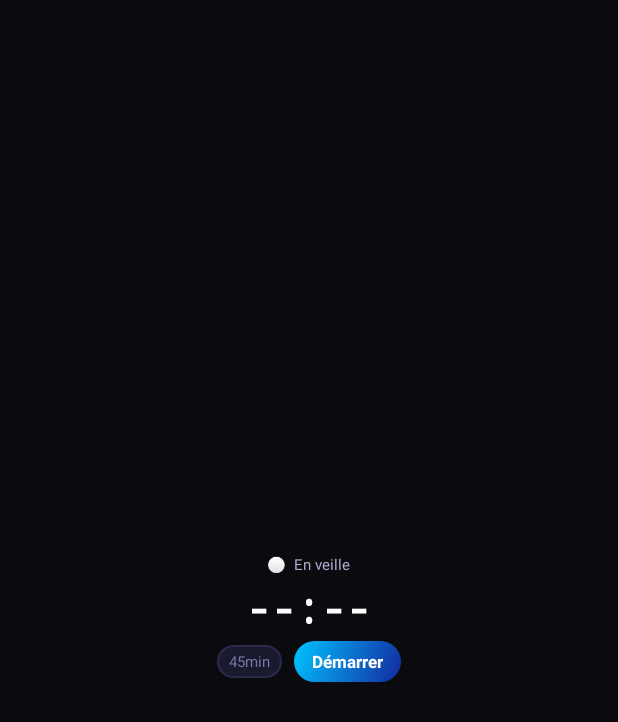
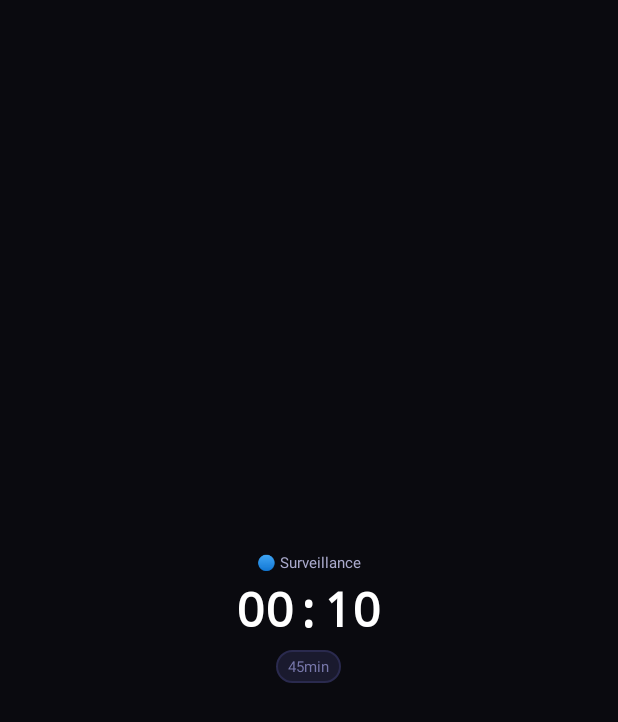
Before and after one commit to AAyachi328/ines, an Android app: the screen it shows after launch (MainActivity), after a tap on "30min", on a phone screen of 412 x 824 dp. Shown: the top 722 px of the screen. Run offline under Robolectric (Android 15) with nearby library versions, the phone set to English and light mode, and no system bars; plain views replace BoxInsetLayout.

Commit message:
Supprime bouton Démarrer : surveillance auto au lancement de l'app
L'app démarre la détection dès l'ouverture après demande de permissions.
Écran simplifié : statut + chrono + seuil configurable (tap pour changer).

https://claude.ai/code/session_01SgnRvXPHqpA7oFhWN5nMb9

```diff
--- a/samsung-watch-app/wear/src/main/java/com/samsung/active/presentation/MainActivity.kt
+++ b/samsung-watch-app/wear/src/main/java/com/samsung/active/presentation/MainActivity.kt
@@ -4,8 +4,6 @@ import android.Manifest
 import android.content.Intent
 import android.content.pm.PackageManager
 import android.os.Bundle
-import android.os.Handler
-import android.os.Looper
 import android.view.View
 import android.widget.TextView
 import androidx.activity.result.contract.ActivityResultContracts
@@ -20,40 +18,28 @@ import kotlinx.coroutines.Job
 import kotlinx.coroutines.delay
 import kotlinx.coroutines.launch
 
-/**
- * Écran principal affiché sur le cadran de la Galaxy Watch.
- * Petite interface ronde adaptée à l'écran circulaire Wear OS.
- */
 class MainActivity : AppCompatActivity() {
 
-    // ── Vues ──────────────────────────────────────────────────────────────
     private lateinit var tvStatus: TextView
     private lateinit var tvTimer: TextView
     private lateinit var tvThreshold: TextView
-    private lateinit var btnToggleText: TextView
     private lateinit var alertPanel: View
     private lateinit var tvAlertMessage: TextView
 
-    // ── État ──────────────────────────────────────────────────────────────
-    private var isRunning = false
     private var thresholdMinutes = 30
     private var uiJob: Job? = null
-    private var alertSuppressedUntil = 0L  // timestamp jusqu'où l'alerte est silencieuse
+    private var alertSuppressedUntil = 0L
 
-    // Détecteur local pour afficher le timer en temps réel dans l'UI
     private lateinit var detector: InactivityDetector
-
     private val uiScope = CoroutineScope(Dispatchers.Main)
 
-    // ── Permissions ───────────────────────────────────────────────────────
     private val permissionLauncher = registerForActivityResult(
         ActivityResultContracts.RequestMultiplePermissions()
     ) { granted ->
         if (granted.values.all { it }) startSurveillance()
-        else showError("Permissions requises !")
+        else tvStatus.text = "❌ Permissions manquantes"
     }
 
-    // ── Lifecycle ─────────────────────────────────────────────────────────
     override fun onCreate(savedInstanceState: Bundle?) {
         super.onCreate(savedInstanceState)
         setContentView(R.layout.activity_main)
@@ -61,12 +47,42 @@ class MainActivity : AppCompatActivity() {
         detector = InactivityDetector(this)
         detector.thresholdMs = thresholdMinutes * 60 * 1000L
 
-        bindViews()
-        setupClickListeners()
-        updateUI()
+        tvStatus      = findViewById(R.id.tv_status)
+        tvTimer       = findViewById(R.id.tv_timer)
+        tvThreshold   = findViewById(R.id.tv_threshold)
+        alertPanel    = findViewById(R.id.alert_panel)
+        tvAlertMessage = findViewById(R.id.tv_alert_message)
 
-        // Déclenchement depuis la notification d'alerte
+        tvThreshold.text = "${thresholdMinutes}min"
+
+        // Changer le seuil en tapant dessus
+        tvThreshold.setOnClickListener {
+            val steps = listOf(2, 10, 20, 30, 45, 60)
+            val idx = steps.indexOf(thresholdMinutes)
+            thresholdMinutes = steps[(idx + 1) % steps.size]
+            detector.thresholdMs = thresholdMinutes * 60 * 1000L
+            tvThreshold.text = "${thresholdMinutes}min"
+        }
+
+        findViewById<View>(R.id.btn_get_up).setOnClickListener {
+            alertPanel.visibility = View.GONE
+            detector.resetTimer()
+            startService(Intent(this, InactivityService::class.java).apply {
+                action = InactivityService.ACTION_RESET
+            })
+            alertSuppressedUntil = System.currentTimeMillis() + thresholdMinutes * 60 * 1000L
+            tvStatus.text = "💪 Allez, bougez !"
+        }
+
+        findViewById<View>(R.id.btn_snooze).setOnClickListener {
+            alertPanel.visibility = View.GONE
+            alertSuppressedUntil = System.currentTimeMillis() + 10 * 60 * 1000L
+        }
+
         if (intent?.action == ACTION_SHOW_ALERT) showAlertPanel()
+
+        // Démarrage automatique
+        checkPermissionsAndStart()
     }
 
     override fun onNewIntent(intent: Intent) {
@@ -76,53 +92,9 @@ class MainActivity : AppCompatActivity() {
 
     override fun onDestroy() {
         uiJob?.cancel()
-        if (!isRunning) detector.stop()
         super.onDestroy()
     }
 
-    // ── Init vues ─────────────────────────────────────────────────────────
-    private fun bindViews() {
-        tvStatus      = findViewById(R.id.tv_status)
-        tvTimer       = findViewById(R.id.tv_timer)
-        tvThreshold   = findViewById(R.id.tv_threshold)
-        btnToggleText = findViewById(R.id.btn_toggle_text)
-        alertPanel    = findViewById(R.id.alert_panel)
-        tvAlertMessage = findViewById(R.id.tv_alert_message)
-    }
-
-    private fun setupClickListeners() {
-        // Démarrer / Arrêter
-        btnToggleText.setOnClickListener {
-            if (isRunning) stopSurveillance() else checkPermissionsAndStart()
-        }
-
-        // Seuil : appui court = +10 min (cycle 10→20→30→45→60→10…)
-        tvThreshold.setOnClickListener {
-            val steps = listOf(2, 10, 20, 30, 45, 60)
-            val idx = steps.indexOf(thresholdMinutes)
-            thresholdMinutes = steps[(idx + 1) % steps.size]
-            detector.thresholdMs = thresholdMinutes * 60 * 1000L
-            tvThreshold.text = "${thresholdMinutes}min"
-        }
-
-        // "Se lever" : reset les deux détecteurs (UI + service)
-        findViewById<View>(R.id.btn_get_up).setOnClickListener {
-            alertPanel.visibility = View.GONE
-            detector.resetTimer()
-            startService(Intent(this, InactivityService::class.java).apply {
-                action = InactivityService.ACTION_RESET
-            })
-            alertSuppressedUntil = System.currentTimeMillis() + thresholdMinutes * 60 * 1000L
-            showMotivation()
-        }
-        // "Plus tard" : snooze 10 min sans reset du timer
-        findViewById<View>(R.id.btn_snooze).setOnClickListener {
-            alertPanel.visibility = View.GONE
-            alertSuppressedUntil = System.currentTimeMillis() + 10 * 60 * 1000L
-        }
-    }
-
-    // ── Permissions ───────────────────────────────────────────────────────
     private fun checkPermissionsAndStart() {
         val required = arrayOf(
             Manifest.permission.ACTIVITY_RECOGNITION,
@@ -135,9 +107,7 @@ class MainActivity : AppCompatActivity() {
         else permissionLauncher.launch(missing.toTypedArray())
     }
 
-    // ── Surveillance ──────────────────────────────────────────────────────
     private fun startSurveillance() {
-        isRunning = true
         detector.start()
         startForegroundService(
             Intent(this, InactivityService::class.java).apply {
@@ -145,18 +115,8 @@ class MainActivity : AppCompatActivity() {
             }
         )
         startUILoop()
-        updateUI()
     }
 
-    private fun stopSurveillance() {
-        isRunning = false
-        detector.stop()
-        uiJob?.cancel()
-        stopService(Intent(this, InactivityService::class.java))
-        updateUI()
-    }
-
-    // ── Boucle UI (1 s) ───────────────────────────────────────────────────
     private fun startUILoop() {
         uiJob?.cancel()
         uiJob = uiScope.launch {
@@ -170,48 +130,25 @@ class MainActivity : AppCompatActivity() {
         }
     }
 
-    // ── Affichage ─────────────────────────────────────────────────────────
-    private fun updateUI() {
-        if (isRunning) {
-            tvStatus.text = "🔵  Surveillance active"
-            btnToggleText.text = "Arrêter"
-        } else {
-            tvStatus.text = "⚪  En veille"
-            btnToggleText.text = "Démarrer"
-            tvTimer.text = "--:--"
-        }
-        tvThreshold.text = "${thresholdMinutes}min"
-    }
-
     private fun updateTimerDisplay() {
         val ms   = detector.inactiveDurationMs.value
         val mins = ms / 60000
         val secs = (ms % 60000) / 1000
         tvTimer.text = "%02d:%02d".format(mins, secs)
 
-        // Couleur selon proximité du seuil
         val ratio = ms.toFloat() / detector.thresholdMs
-        tvTimer.setTextColor(
-            when {
-                ratio >= 1f   -> 0xFFFF4B4B.toInt()  // rouge
-                ratio >= 0.8f -> 0xFFFFB300.toInt()  // orange
-                else          -> 0xFFFFFFFF.toInt()  // blanc
-            }
-        )
+        tvTimer.setTextColor(when {
+            ratio >= 1f   -> 0xFFFF4B4B.toInt()
+            ratio >= 0.8f -> 0xFFFFB300.toInt()
+            else          -> 0xFFFFFFFF.toInt()
+        })
+
+        tvStatus.text = if (detector.isInactive.value) "🔴 Trop assis !" else "🔵 Surveillance"
     }
 
     private fun showAlertPanel() {
-        tvAlertMessage.text = "Vous êtes assis\ndepuis $thresholdMinutes min !\nLevez-vous 🚶"
+        tvAlertMessage.text = "Assis depuis\n$thresholdMinutes min !\nLevez-vous 🚶"
         alertPanel.visibility = View.VISIBLE
-    }
-
-    private fun showMotivation() {
-        tvStatus.text = "💪  Allez, bougez !"
-        Handler(Looper.getMainLooper()).postDelayed({ updateUI() }, 4_000)
-    }
-
-    private fun showError(msg: String) {
-        tvStatus.text = "❌  $msg"
     }
 
     companion object {
--- a/samsung-watch-app/wear/src/main/res/layout/activity_main.xml
+++ b/samsung-watch-app/wear/src/main/res/layout/activity_main.xml
@@ -6,7 +6,6 @@
     android:layout_height="match_parent"
     android:background="#0A0A0F">
 
-    <!-- Contenu principal -->
     <LinearLayout
         android:layout_width="match_parent"
         android:layout_height="match_parent"
@@ -15,36 +14,27 @@
         android:padding="20dp"
         app:boxedEdges="all">
 
-        <!-- Statut -->
         <TextView
             android:id="@+id/tv_status"
             android:layout_width="wrap_content"
             android:layout_height="wrap_content"
-            android:text="⚪ En veille"
+            android:text="🔵 Actif"
             android:textSize="10sp"
             android:textColor="#AAAACC"
             android:layout_marginBottom="2dp"/>
 
-        <!-- Chrono -->
         <TextView
             android:id="@+id/tv_timer"
             android:layout_width="wrap_content"
             android:layout_height="wrap_content"
-            android:text="--:--"
-            android:textSize="28sp"
+            android:text="00:00"
+            android:textSize="32sp"
             android:textStyle="bold"
             android:textColor="#FFFFFF"
             android:fontFamily="monospace"
-            android:layout_marginBottom="4dp"/>
+            android:layout_marginBottom="6dp"/>
 
-        <!-- Seuil + Démarrer sur la même ligne -->
-        <LinearLayout
-            android:layout_width="wrap_content"
-            android:layout_height="wrap_content"
-            android:orientation="horizontal"
-            android:gravity="center"
-            android:layout_marginBottom="0dp">
-
+        <!-- Seuil cliquable -->
         <TextView
             android:id="@+id/tv_threshold"
             android:layout_width="wrap_content"
@@ -54,23 +44,7 @@
             android:textColor="#7777AA"
             android:background="@drawable/bg_chip"
             android:paddingHorizontal="8dp"
-                android:paddingVertical="4dp"
-                android:layout_marginEnd="8dp"/>
-
-            <TextView
-                android:id="@+id/btn_toggle_text"
-                android:layout_width="wrap_content"
-                android:layout_height="wrap_content"
-                android:text="Démarrer"
-                android:textSize="11sp"
-                android:textStyle="bold"
-                android:textColor="#FFFFFF"
-                android:background="@drawable/bg_btn_primary"
-                android:paddingHorizontal="12dp"
-                android:paddingVertical="6dp"
-                android:clickable="true"
-                android:focusable="true"/>
-        </LinearLayout>
+            android:paddingVertical="4dp"/>
 
     </LinearLayout>
 
@@ -81,7 +55,7 @@
         android:layout_height="match_parent"
         android:orientation="vertical"
         android:gravity="center"
-        android:background="#E5000000"
+        android:background="#EE000000"
         android:padding="16dp"
         android:visibility="gone">
 
@@ -94,7 +68,7 @@
             android:textStyle="bold"
             android:textColor="#FFFFFF"
             android:gravity="center"
-            android:layout_marginBottom="10dp"/>
+            android:layout_marginBottom="12dp"/>
 
         <FrameLayout
             android:id="@+id/btn_get_up"
@@ -103,15 +77,15 @@
             android:background="@drawable/bg_btn_primary"
             android:clickable="true"
             android:focusable="true"
-            android:paddingHorizontal="14dp"
+            android:paddingHorizontal="16dp"
             android:paddingVertical="8dp"
-            android:layout_marginBottom="6dp">
+            android:layout_marginBottom="8dp">
             <TextView
                 android:layout_width="wrap_content"
                 android:layout_height="wrap_content"
                 android:layout_gravity="center"
                 android:text="🚶 Se lever"
-                android:textSize="11sp"
+                android:textSize="12sp"
                 android:textStyle="bold"
                 android:textColor="#FFFFFF"/>
         </FrameLayout>
@@ -123,14 +97,14 @@
             android:background="@drawable/bg_btn_secondary"
             android:clickable="true"
             android:focusable="true"
-            android:paddingHorizontal="14dp"
+            android:paddingHorizontal="16dp"
             android:paddingVertical="6dp">
             <TextView
                 android:layout_width="wrap_content"
                 android:layout_height="wrap_content"
                 android:layout_gravity="center"
                 android:text="⏰ Plus tard"
-                android:textSize="10sp"
+                android:textSize="11sp"
                 android:textColor="#AAAACC"/>
         </FrameLayout>
     </LinearLayout>
```
Lines whose indentation alone changed are shown as unchanged.
